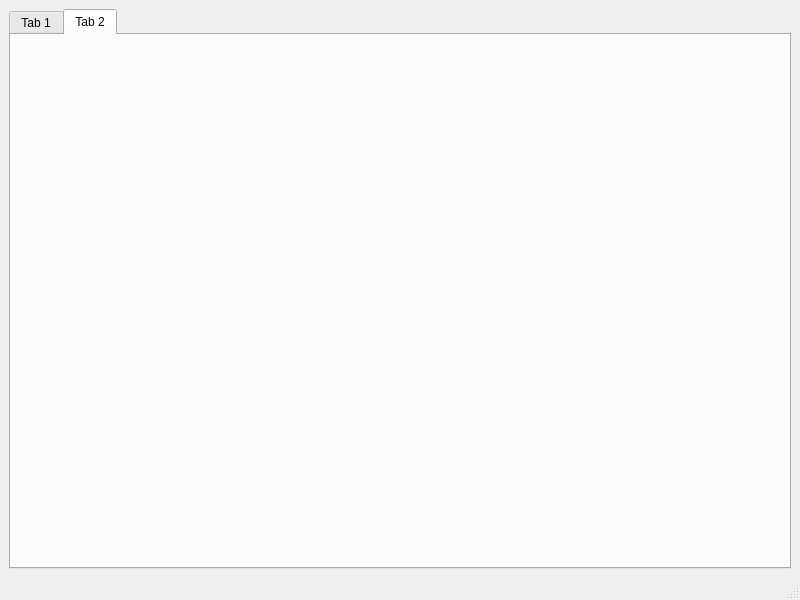
The window that src/gui/GraphAnalysisGui.ui (rock-core/tools-graph_analysis) describes before a commit, drawn with Qt 5.
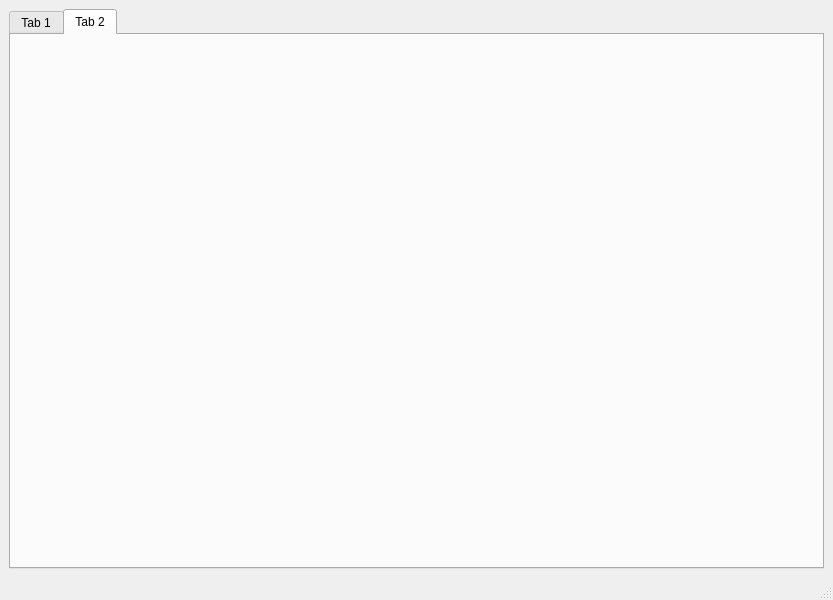
The same window after the commit. The open tabs and pages were chosen to show the change.

Commit message: Made a new widget from the old ComponentGraphEditor and the new TaskGraphViewer and Editor

What changed in the file:
```diff
--- a/src/gui/GraphAnalysisGui.ui
+++ b/src/gui/GraphAnalysisGui.ui
@@ -6,7 +6,7 @@
    <rect>
     <x>0</x>
     <y>0</y>
-    <width>800</width>
+    <width>833</width>
     <height>600</height>
    </rect>
   </property>
@@ -14,8 +14,12 @@
    <string>MainWindow</string>
   </property>
   <widget class="QWidget" name="centralwidget">
-   <layout class="QVBoxLayout" name="verticalLayout">
+   <layout class="QHBoxLayout" name="horizontalLayout">
     <item>
+     <widget class="QSplitter" name="splitter">
+      <property name="orientation">
+       <enum>Qt::Horizontal</enum>
+      </property>
      <widget class="QTabWidget" name="tabWidget">
       <property name="currentIndex">
        <number>0</number>
@@ -31,6 +35,7 @@
        </attribute>
       </widget>
      </widget>
+     </widget>
     </item>
    </layout>
   </widget>
```
Left out of the diff: 6 changed lines with no effect on the pictures. Lines whose indentation alone changed are shown as unchanged. The commit also changes 8 other files.
